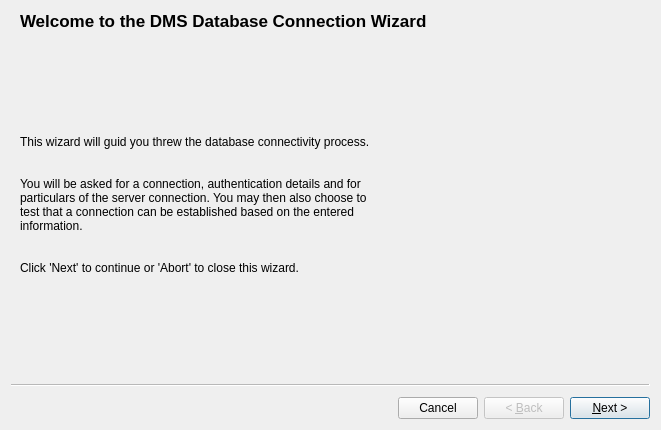
Before: the Qt Designer form dmsystem/database/connectionwizard.ui in BackupTheBerlios/dms, drawn with Qt 5.
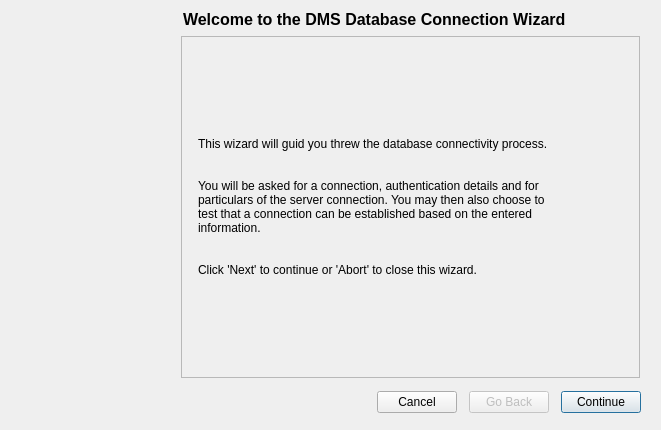
After: the same form once the commit is applied. Icons and pictures are not drawn.

Commit message: add support to display connection wizard on startup if needed minor changes on connection wizard on windows minor changes internal

```diff
--- a/dmsystem/database/connectionwizard.ui
+++ b/dmsystem/database/connectionwizard.ui
@@ -6,7 +6,7 @@
    <rect>
     <x>0</x>
     <y>0</y>
-    <width>660</width>
+    <width>661</width>
     <height>430</height>
    </rect>
   </property>
@@ -32,6 +32,9 @@
   <property name="modal">
    <bool>true</bool>
   </property>
+  <property name="wizardStyle">
+   <enum>QWizard::MacStyle</enum>
+  </property>
   <property name="options">
    <set>QWizard::CancelButtonOnLeft|QWizard::NoDefaultButton</set>
   </property>
```
Left out of the diff: 16 changed lines with no effect on the pictures. The commit also changes 7 other files.
